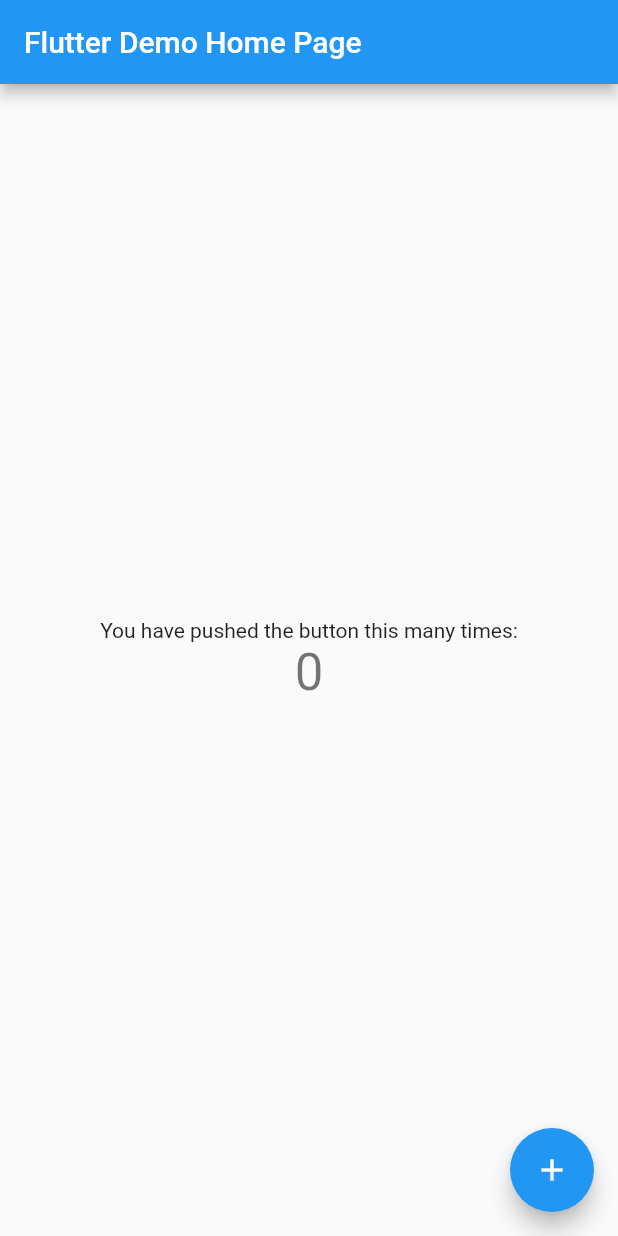
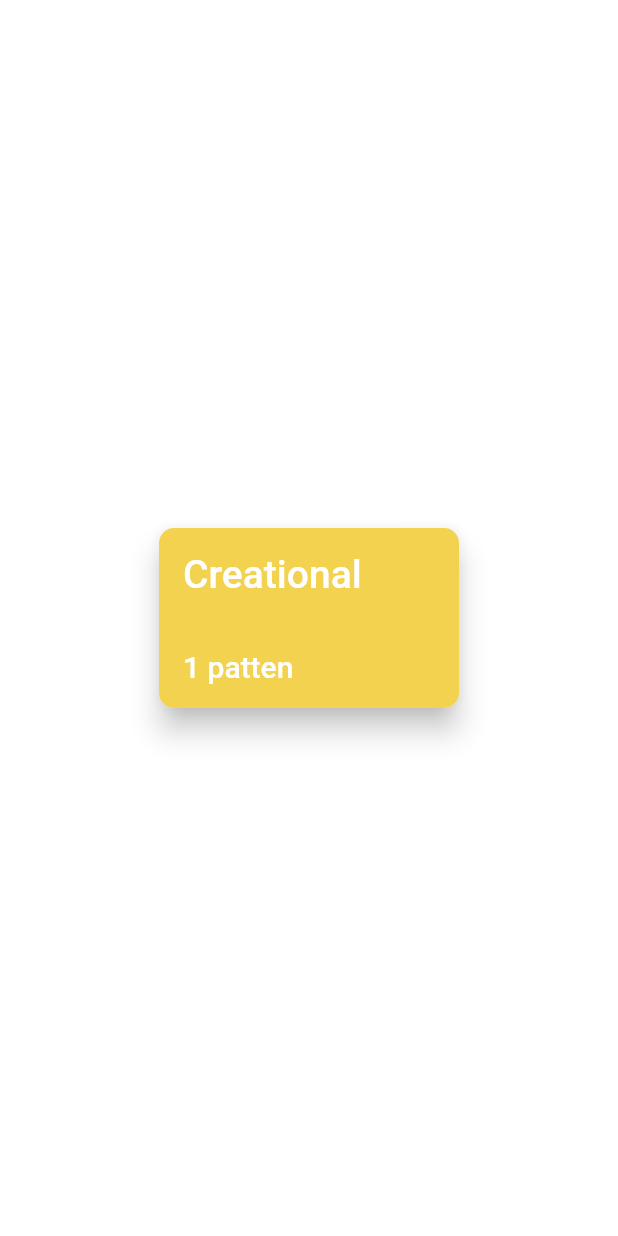
Before and after one commit to woodemi/design-patterns-flutter, a Flutter app: the screen it shows after launch, on a phone screen of 412 x 824 dp. Run offline on Flutter 3.47's test engine with Material 2 defaults, Android fonts, the light colour scheme and no system bars.

Commit message:
Add category `Creational`
Signed-off-by: wangkun <wangkun@woodemi.com>

```diff
--- /dev/null
+++ b/lib/constants.dart
@@ -0,0 +1 @@
+const double paddingL = 16.0;
--- /dev/null
+++ b/lib/data/data.dart
@@ -0,0 +1,18 @@
+final categories = [categoryCreational];
+
+final categoryCreational = {
+  "id": "creational",
+  "title": "Creational",
+  "color": "0xFFF3D250",
+  "patterns": [
+    patternSingleton,
+  ]
+};
+
+final patternSingleton = {
+  "id": "singleton",
+  "title": "Singleton",
+  "description":
+      "Ensure a class only has one instance, and provide a global point of access to it.",
+  "route": "/singleton"
+};
--- a/lib/main.dart
+++ b/lib/main.dart
@@ -1,111 +1,23 @@
+import 'package:design_patterns/pages/MainMenu.dart';
 import 'package:flutter/material.dart';
 
 void main() => runApp(MyApp());
 
 class MyApp extends StatelessWidget {
-  // This widget is the root of your application.
   @override
   Widget build(BuildContext context) {
     return MaterialApp(
-      title: 'Flutter Demo',
-      theme: ThemeData(
-        // This is the theme of your application.
-        //
-        // Try running your application with "flutter run". You'll see the
-        // application has a blue toolbar. Then, without quitting the app, try
-        // changing the primarySwatch below to Colors.green and then invoke
-        // "hot reload" (press "r" in the console where you ran "flutter run",
-        // or simply save your changes to "hot reload" in a Flutter IDE).
-        // Notice that the counter didn't reset back to zero; the application
-        // is not restarted.
-        primarySwatch: Colors.blue,
-      ),
-      home: MyHomePage(title: 'Flutter Demo Home Page'),
+      title: 'Design Patterns App',
+      initialRoute: '/',
+      onGenerateRoute: onGenerateRoute,
     );
   }
 }
 
-class MyHomePage extends StatefulWidget {
-  MyHomePage({Key key, this.title}) : super(key: key);
-
-  // This widget is the home page of your application. It is stateful, meaning
-  // that it has a State object (defined below) that contains fields that affect
-  // how it looks.
-
-  // This class is the configuration for the state. It holds the values (in this
-  // case the title) provided by the parent (in this case the App widget) and
-  // used by the build method of the State. Fields in a Widget subclass are
-  // always marked "final".
-
-  final String title;
-
-  @override
-  _MyHomePageState createState() => _MyHomePageState();
-}
-
-class _MyHomePageState extends State<MyHomePage> {
-  int _counter = 0;
-
-  void _incrementCounter() {
-    setState(() {
-      // This call to setState tells the Flutter framework that something has
-      // changed in this State, which causes it to rerun the build method below
-      // so that the display can reflect the updated values. If we changed
-      // _counter without calling setState(), then the build method would not be
-      // called again, and so nothing would appear to happen.
-      _counter++;
-    });
-  }
-
-  @override
-  Widget build(BuildContext context) {
-    // This method is rerun every time setState is called, for instance as done
-    // by the _incrementCounter method above.
-    //
-    // The Flutter framework has been optimized to make rerunning build methods
-    // fast, so that you can just rebuild anything that needs updating rather
-    // than having to individually change instances of widgets.
-    return Scaffold(
-      appBar: AppBar(
-        // Here we take the value from the MyHomePage object that was created by
-        // the App.build method, and use it to set our appbar title.
-        title: Text(widget.title),
-      ),
-      body: Center(
-        // Center is a layout widget. It takes a single child and positions it
-        // in the middle of the parent.
-        child: Column(
-          // Column is also a layout widget. It takes a list of children and
-          // arranges them vertically. By default, it sizes itself to fit its
-          // children horizontally, and tries to be as tall as its parent.
-          //
-          // Invoke "debug painting" (press "p" in the console, choose the
-          // "Toggle Debug Paint" action from the Flutter Inspector in Android
-          // Studio, or the "Toggle Debug Paint" command in Visual Studio Code)
-          // to see the wireframe for each widget.
-          //
-          // Column has various properties to control how it sizes itself and
-          // how it positions its children. Here we use mainAxisAlignment to
-          // center the children vertically; the main axis here is the vertical
-          // axis because Columns are vertical (the cross axis would be
-          // horizontal).
-          mainAxisAlignment: MainAxisAlignment.center,
-          children: <Widget>[
-            Text(
-              'You have pushed the button this many times:',
-            ),
-            Text(
-              '$_counter',
-              style: Theme.of(context).textTheme.display1,
-            ),
-          ],
-        ),
-      ),
-      floatingActionButton: FloatingActionButton(
-        onPressed: _incrementCounter,
-        tooltip: 'Increment',
-        child: Icon(Icons.add),
-      ), // This trailing comma makes auto-formatting nicer for build methods.
-    );
+Route<dynamic> onGenerateRoute(RouteSettings settings) {
+  switch (settings.name) {
+    case '/':
+    default:
+      return MaterialPageRoute(builder: (_) => MainMenu());
   }
 }
--- /dev/null
+++ b/lib/pages/MainMenu.dart
@@ -0,0 +1,48 @@
+import 'package:design_patterns/data/data.dart';
+import 'package:design_patterns/widgets/SelectionCard.dart';
+import 'package:flutter/material.dart';
+
+class MainMenu extends StatelessWidget {
+  @override
+  Widget build(BuildContext context) {
+    return Center(
+      child: Container(
+        child: MainMenuCard(category: categories[0]),
+      ),
+    );
+  }
+}
+
+class MainMenuCard extends StatelessWidget {
+  final Map<String, dynamic> category;
+
+  MainMenuCard({this.category});
+
+  @override
+  Widget build(BuildContext context) {
+    var contentHeader = Text(
+      category['title'],
+      style: Theme.of(context).textTheme.title.copyWith(
+            fontSize: 26.0,
+            color: Colors.white,
+          ),
+    );
+
+    List patterns = category['patterns'];
+    var contentText = Text(
+      patterns.length > 1
+          ? '${patterns.length} pattens'
+          : '${patterns.length} patten',
+      style: Theme.of(context).textTheme.title.copyWith(
+            color: Colors.white,
+          ),
+    );
+
+    return SelectionCard(
+      backgroundColor: Color(int.parse(category['color'])),
+      backgroundHeroTag: "${category['id']}_background",
+      contentHeader: contentHeader,
+      contentText: contentText,
+    );
+  }
+}
--- /dev/null
+++ b/lib/widgets/SelectionCard.dart
@@ -0,0 +1,72 @@
+import 'package:design_patterns/constants.dart';
+import 'package:flutter/material.dart';
+
+class SelectionCard extends StatelessWidget {
+  final Color backgroundColor;
+  final String backgroundHeroTag;
+  final Text contentHeader;
+  final Text contentText;
+
+  final double selectionCardWidth = 200.0;
+  final double selectionCardHeight = 120.0;
+  final double selectionCardBorderRadius = 10.0;
+
+  const SelectionCard({
+    @required this.backgroundColor,
+    @required this.backgroundHeroTag,
+    @required this.contentHeader,
+    @required this.contentText,
+    Key key,
+  })  : assert(backgroundColor != null),
+        assert(backgroundHeroTag != null),
+        assert(contentHeader != null),
+        assert(contentText != null),
+        super(key: key);
+
+  BorderRadiusGeometry get _selectionCardBorderRadius =>
+      BorderRadius.circular(selectionCardBorderRadius);
+
+  @override
+  Widget build(BuildContext context) {
+    return Stack(
+      children: <Widget>[
+        Material(
+          borderRadius: _selectionCardBorderRadius,
+          elevation: 8.0,
+          child: Hero(
+            tag: backgroundHeroTag,
+            child: Container(
+              decoration: BoxDecoration(
+                color: backgroundColor,
+                borderRadius: _selectionCardBorderRadius,
+              ),
+              width: selectionCardWidth,
+              height: selectionCardHeight,
+            ),
+          ),
+        ),
+        Material(
+          borderRadius: _selectionCardBorderRadius,
+          color: Colors.transparent,
+          child: InkWell(
+            highlightColor: Colors.transparent,
+            splashColor: Colors.black12,
+            borderRadius: _selectionCardBorderRadius,
+            child: Container(
+              padding: const EdgeInsets.all(paddingL),
+              child: Column(
+                mainAxisAlignment: MainAxisAlignment.spaceBetween,
+                crossAxisAlignment: CrossAxisAlignment.start,
+                children: <Widget>[
+                  contentHeader,
+                  contentText,
+                ],
+              ),
+              height: selectionCardHeight,
+            ),
+          ),
+        ),
+      ],
+    );
+  }
+}
```
Also changed, not shown: 1 other file.
